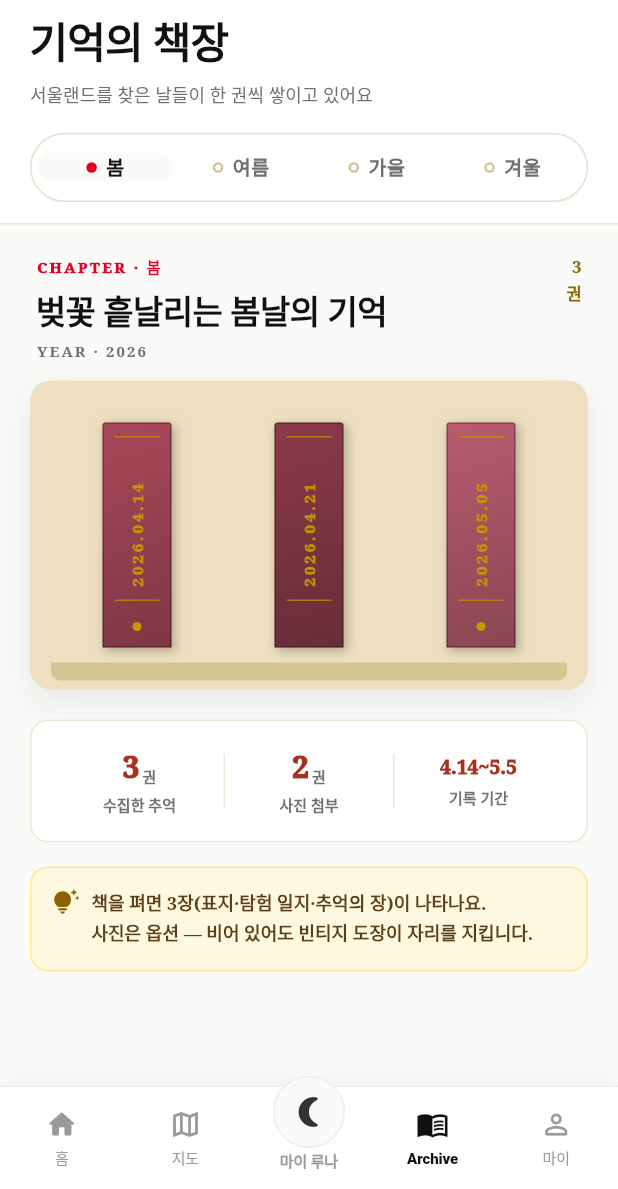
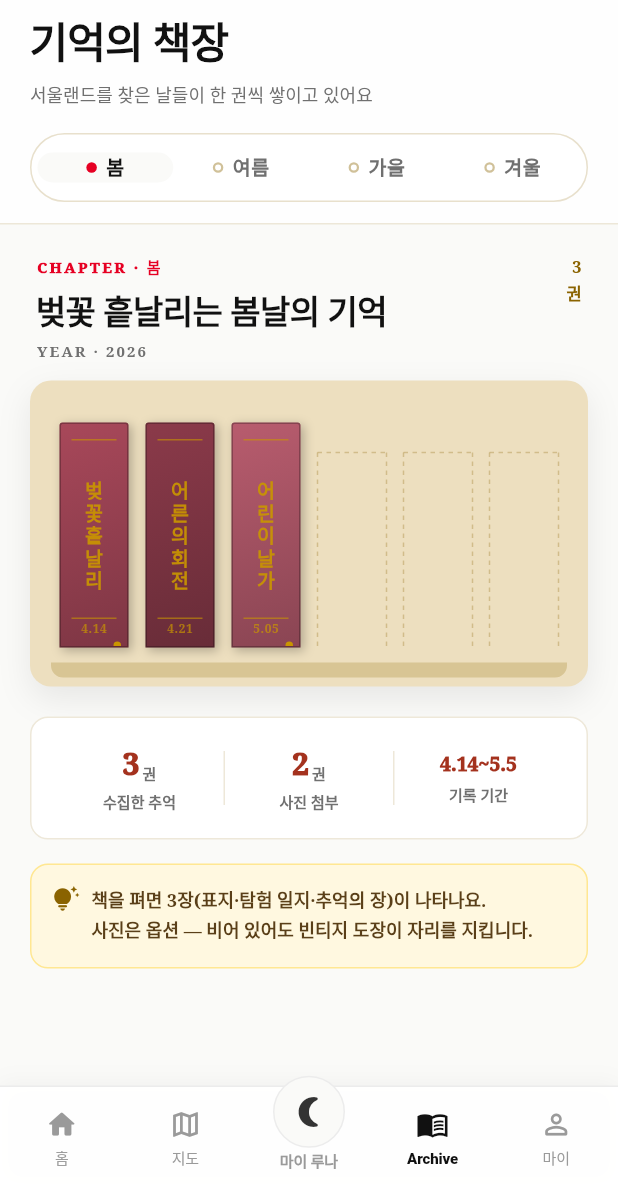
Before and after one commit to 202001381/retrace, a Flutter app: the MainScreen screen opened directly, item 4 of the bottom bar chosen, on a phone screen of 412 x 824 dp, the part 47-1236 px from its top. Run offline on Flutter 3.47's test engine with Material 3 defaults, Android fonts, the phone set to English and light mode, and no system bars; our stand-ins replace cloud_firestore, firebase_core, flutter_map, geolocator, image_picker, latlong2 and 1 more; accounts and stored records are empty; Roboto replaces fonts that are missing (Pretendard).

Commit message:
Archive shelf — v3 시안 11 정렬: vertical 헤드라인 spine + dashed empty slots
Reference: design B 책장 화면 — 책 spine 에 날짜가 아닌 헤드라인 한 글자씩
세로 적층, 빈 슬롯은 dashed 윤곽 placeholder, plank 는 cream-tan 톤.

_BookSpine
- _spineChars getter: book.headline 에서 공백·구두점 제거 후 최대 5자
  Characters 추출 (한글·이모지·결합문자 안전).
- 세로 적층 Column 으로 각 글자 13px Pretendard 800 황금색.
- 하단에 작은 'M.D' 날짜 라벨 (8px, 70% gold) 보조.
- 상·하 금장 띠 위치 미세 조정.
- hasPhoto 도트는 spine 외부 bottom-right 로 이동 (가독성).

_EmptyBookSlot (신규)
- 46×130 dashed 윤곽 placeholder. _DashedSlotPainter 가 상·좌·우 세 변에만
  3px dash + 3px gap (바닥은 plank shadow 와 자연 합류).
- Bookshelf 가 (6 - books.length) 만큼 비워 채움 — 시안 11 의 '쌓이는 중'
  느낌 재현.

shelf plank 마감
- radius 10 → 14, padding-top 14 → 18, padding-bottom 4 → 6.
- shelfShadow 라인 height 12 → 10, radius 6 → 8.

Verified: analyze 0 errors / test 61/61 pass.

```diff
--- a/lib/screens/archive_screen.dart
+++ b/lib/screens/archive_screen.dart
@@ -817,22 +817,27 @@ class _Bookshelf extends StatelessWidget {
                 child: Row(
                   mainAxisAlignment: MainAxisAlignment.spaceAround,
                   crossAxisAlignment: CrossAxisAlignment.end,
-                  children: List.generate(books.length, (i) {
-                    final color = config.spines[i % config.spines.length];
-                    return _BookSpine(
-                      book: books[i],
-                      color: color,
-                      onTap: () => onBookTap(i),
-                    );
-                  }),
+                  children: [
+                    // 실제 책
+                    for (var i = 0; i < books.length; i++)
+                      _BookSpine(
+                        book: books[i],
+                        color: config.spines[i % config.spines.length],
+                        onTap: () => onBookTap(i),
+                      ),
+                    // 빈 슬롯 placeholder (시안 11 — 6칸 슬롯 가정)
+                    for (var i = 0; i < (6 - books.length).clamp(0, 6); i++)
+                      const _EmptyBookSlot(),
+                  ],
                 ),
               ),
               const SizedBox(height: 10),
               Container(
-                height: 12,
-                decoration: const BoxDecoration(
+                height: 10,
+                decoration: BoxDecoration(
                   color: _Vintage.shelfShadow,
-                  borderRadius: BorderRadius.vertical(bottom: Radius.circular(6)),
+                  borderRadius:
+                      const BorderRadius.vertical(bottom: Radius.circular(8)),
                 ),
               ),
             ],
@@ -841,6 +846,60 @@ class _Bookshelf extends StatelessWidget {
       ],
     );
   }
+}
+
+/// 책장 빈 슬롯 — 시안 11 의 dashed 윤곽 placeholder.
+class _EmptyBookSlot extends StatelessWidget {
+  const _EmptyBookSlot();
+
+  @override
+  Widget build(BuildContext context) {
+    return Container(
+      width: 46,
+      height: 130,
+      margin: const EdgeInsets.symmetric(horizontal: 2),
+      decoration: BoxDecoration(
+        borderRadius: const BorderRadius.only(
+          topLeft: Radius.circular(2),
+          topRight: Radius.circular(2),
+        ),
+      ),
+      child: CustomPaint(painter: _DashedSlotPainter()),
+    );
+  }
+}
+
+class _DashedSlotPainter extends CustomPainter {
+  @override
+  void paint(Canvas canvas, Size size) {
+    final paint = Paint()
+      ..color = _Vintage.leather.withOpacity(0.28)
+      ..strokeWidth = 1
+      ..style = PaintingStyle.stroke;
+    const dash = 3.0, gap = 3.0;
+    // top
+    double x = 0;
+    while (x < size.width) {
+      canvas.drawLine(Offset(x, 0), Offset(x + dash, 0), paint);
+      x += dash + gap;
+    }
+    // left
+    double y = 0;
+    while (y < size.height) {
+      canvas.drawLine(Offset(0, y), Offset(0, y + dash), paint);
+      y += dash + gap;
+    }
+    // right
+    y = 0;
+    while (y < size.height) {
+      canvas.drawLine(
+          Offset(size.width, y), Offset(size.width, y + dash), paint);
+      y += dash + gap;
+    }
+  }
+
+  @override
+  bool shouldRepaint(_DashedSlotPainter o) => false;
 }
 
 class _BookSpine extends StatelessWidget {
@@ -851,10 +910,16 @@ class _BookSpine extends StatelessWidget {
       {required this.book, required this.color, required this.onTap});
 
   String get _spineDate {
-    final y = book.date.year.toString();
-    final m = book.date.month.toString().padLeft(2, '0');
+    final m = book.date.month.toString();
     final d = book.date.day.toString().padLeft(2, '0');
-    return '$y.$m.$d';
+    return '$m.$d';
+  }
+
+  /// v3 시안 11 — 책 spine 에 헤드라인을 한 글자씩 세로 적층.
+  /// 공백·구두점은 제외, 최대 5자.
+  List<String> get _spineChars {
+    final cleaned = book.headline.replaceAll(RegExp(r'[\s·,.!?]'), '');
+    return cleaned.characters.take(5).toList();
   }
 
   @override
@@ -904,39 +969,68 @@ class _BookSpine extends StatelessWidget {
           child: Stack(
             alignment: Alignment.center,
             children: [
+              // 상·하 금장 띠
               Positioned(
-                top: 8,
+                top: 10,
                 child: Container(
-                  width: 30, height: 1,
-                  color: _Vintage.gold.withOpacity(0.7),
+                  width: 30,
+                  height: 1,
+                  color: _Vintage.gold.withOpacity(0.6),
                 ),
               ),
               Positioned(
-                bottom: 30,
+                bottom: 18,
                 child: Container(
-                  width: 30, height: 1,
-                  color: _Vintage.gold.withOpacity(0.7),
-                ),
-              ),
-              RotatedBox(
-                quarterTurns: 3,
+                  width: 30,
+                  height: 1,
+                  color: _Vintage.gold.withOpacity(0.6),
+                ),
+              ),
+              // 세로 적층된 헤드라인 (시안 11)
+              Padding(
+                padding: const EdgeInsets.symmetric(vertical: 18),
+                child: Column(
+                  mainAxisAlignment: MainAxisAlignment.center,
+                  mainAxisSize: MainAxisSize.min,
+                  children: [
+                    for (final ch in _spineChars)
+                      Text(
+                        ch,
+                        style: TextStyle(
+                          fontFamily: _kSerif,
+                          fontFamilyFallback: _kSerifFallback,
+                          color: _Vintage.gold.withOpacity(0.92),
+                          fontSize: 13,
+                          fontWeight: FontWeight.w900,
+                          height: 1.15,
+                          letterSpacing: 0,
+                        ),
+                      ),
+                  ],
+                ),
+              ),
+              // 하단 작은 날짜 라벨 (4.14 식)
+              Positioned(
+                bottom: 6,
                 child: Text(
                   _spineDate,
                   style: TextStyle(
                     fontFamily: _kSerif,
                     fontFamilyFallback: _kSerifFallback,
-                    color: _Vintage.gold.withOpacity(0.95),
-                    fontSize: 10,
-                    fontWeight: FontWeight.w900,
-                    letterSpacing: 2,
+                    color: _Vintage.gold.withOpacity(0.7),
+                    fontSize: 8,
+                    fontWeight: FontWeight.w800,
+                    letterSpacing: 0.4,
                   ),
                 ),
               ),
               if (hasPhoto)
                 Positioned(
-                  bottom: 10,
+                  bottom: -2,
+                  right: 4,
                   child: Container(
-                    width: 6, height: 6,
+                    width: 5,
+                    height: 5,
                     decoration: const BoxDecoration(
                       color: _Vintage.gold,
                       shape: BoxShape.circle,
```
